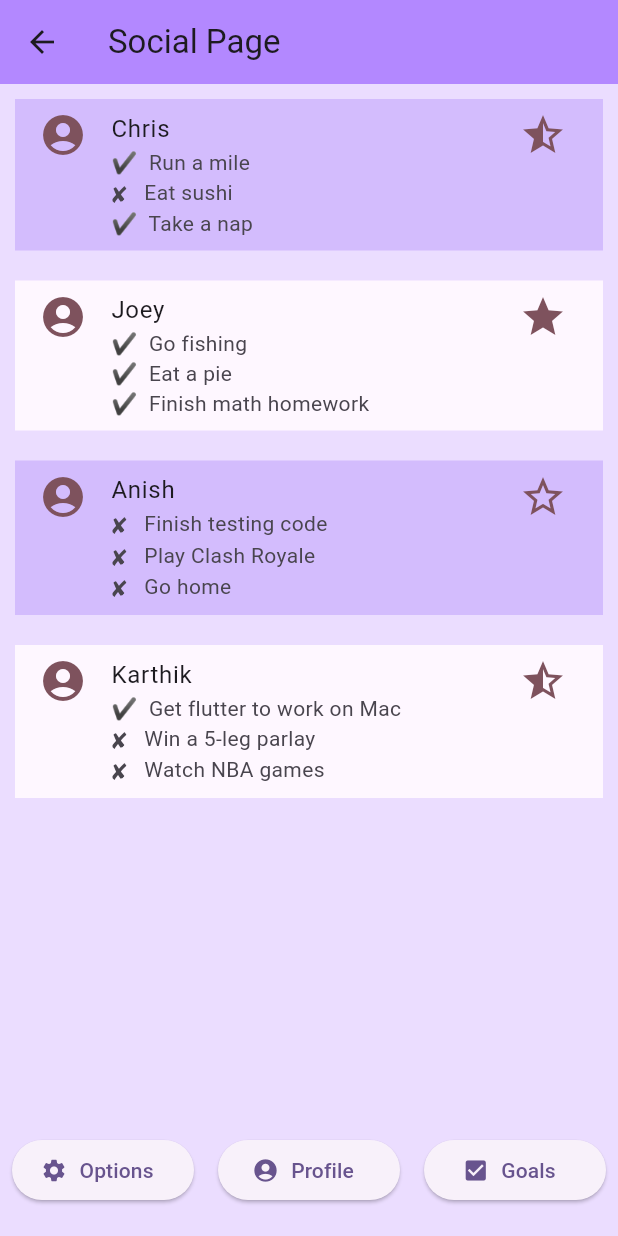
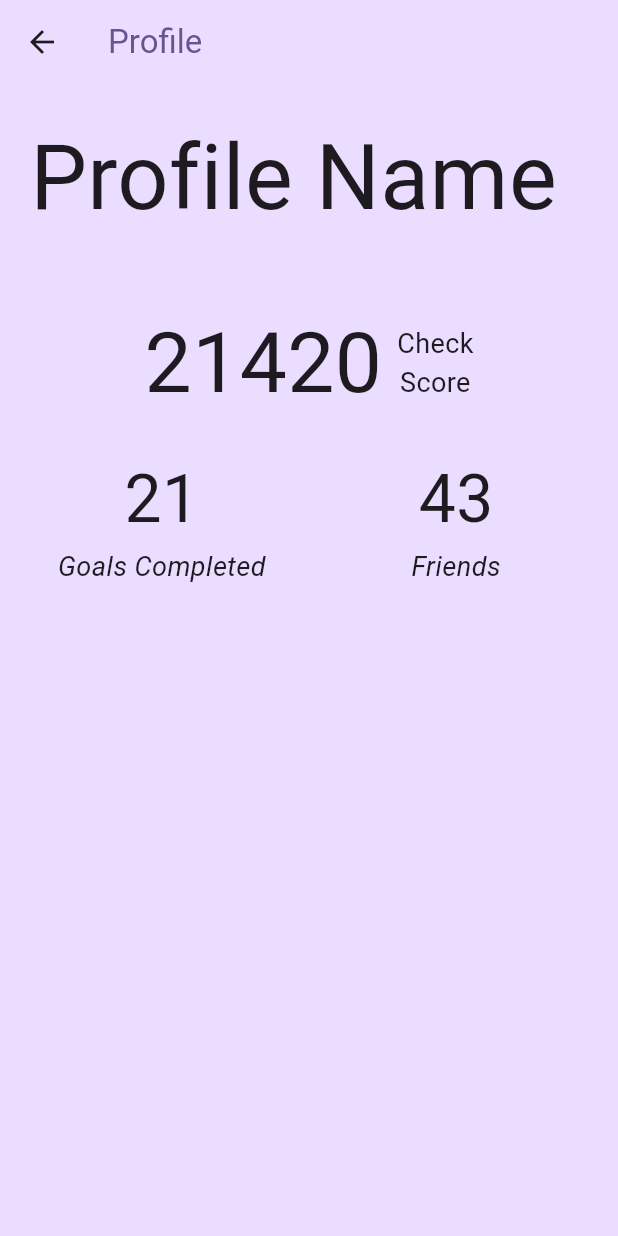
Before and after one commit to giuseppeb-816/check_it, a Flutter app: the SocialPageWidget screen opened directly, after a tap on "Profile", on a phone screen of 412 x 824 dp. Run offline on Flutter 3.47's test engine with Material 2 defaults, Android fonts, the phone set to English and light mode, and no system bars; our stand-ins replace firebase_auth, firebase_core, firebase_database, slide_to_act; accounts and stored records are empty.

Commit message:
Basic profile page

```diff
--- /dev/null
+++ b/lib/pages/ProfilePage.dart
@@ -0,0 +1,131 @@
+// Page where users can view their profile
+import 'package:flutter/material.dart';
+
+class ProfilePage extends StatefulWidget {
+  const ProfilePage({Key? key}) : super(key: key);
+
+  @override
+  State<ProfilePage> createState() => _ProfilePage();
+}
+
+class _ProfilePage extends State<ProfilePage> {
+  Widget _title() {
+    return Text(
+        'Profile',
+        style: TextStyle(
+            color: Theme.of(context).colorScheme.primary
+        )
+    );
+  }
+
+  @override
+  Widget build(BuildContext context) {
+    var theme = Theme.of(context);
+
+    return Scaffold(
+      backgroundColor: Theme.of(context).colorScheme.primaryContainer,
+      appBar: AppBar(
+        backgroundColor: Theme.of(context).colorScheme.primaryContainer,
+        title: _title(),
+      ),
+      body: Padding(
+        padding: const EdgeInsets.all(20),
+        child: Column(
+          crossAxisAlignment: CrossAxisAlignment.center,
+          children: <Widget>[
+            Padding(
+              padding: const EdgeInsets.all(0),
+              child: Row(
+                  children: <Widget>[
+                    Text(
+                      "Profile Name",
+                      textAlign: TextAlign.center,
+                      style: TextStyle(
+                        fontSize: 60,
+                      ),
+                    )
+                  ]
+              ),
+            ),
+            SizedBox(height: 40),
+            Row(
+              children: <Widget>[
+                Expanded(
+                  child: Row(
+                    mainAxisAlignment: MainAxisAlignment.center,
+                    crossAxisAlignment: CrossAxisAlignment.center,
+                    children: [
+                      Text(
+                        "21420",
+                        textAlign: TextAlign.center,
+                        style: TextStyle(
+                            fontSize: 56
+                        ),
+                      ),
+                      SizedBox(width: 10),
+                      Text(
+                        "Check\nScore",
+                        textAlign: TextAlign.center,
+                        style: TextStyle(
+                            fontSize: 18,
+                        ),
+                      ),
+                    ],
+                  ),
+                )
+              ],
+            ),
+            SizedBox(height: 20),
+            Row(
+              children: <Widget>[
+                Expanded(
+                  child: Column(
+                    crossAxisAlignment: CrossAxisAlignment.center,
+                    mainAxisAlignment: MainAxisAlignment.center,
+                    children: [
+                      Text(
+                        "21",
+                        textAlign: TextAlign.center,
+                        style: TextStyle(
+                            fontSize: 44,
+                        ),
+                      ),
+                      Text(
+                        "Goals Completed",
+                        textAlign: TextAlign.center,
+                        style: TextStyle(
+                          fontSize: 18,
+                          fontStyle: FontStyle.italic,
+                        )
+                      )
+                    ],
+                  )
+                ),
+                SizedBox(width: 20),
+                Expanded(
+                    child: Column(
+                      children: [
+                        Text(
+                          "43",
+                          style: TextStyle(
+                              fontSize: 44
+                          ),
+                        ),
+                        Text(
+                          "Friends",
+                          style: TextStyle(
+                            fontSize: 18,
+                            fontStyle: FontStyle.italic,
+                          )
+                        )
+                      ],
+                    )
+                ),
+              ],
+            ),
+          ],
+        ),
+      ),
+    );
+  }
+}
--- a/lib/pages/SocialPage.dart
+++ b/lib/pages/SocialPage.dart
@@ -1,4 +1,5 @@
 //Page where user can view their total score and goal history
+import 'package:check_it/pages/ProfilePage.dart';
 import 'package:flutter/material.dart';
 import 'package:check_it/pages/SetGoalsPage.dart';
 void main() => runApp(const MyAppSocial());
@@ -114,7 +115,7 @@ class _SocialPageWidgetState extends State<SocialPageWidget> {
                 padding: const EdgeInsets.all(8),
                 child: ElevatedButton.icon(
                   onPressed: (){
-
+                    Navigator.of(context).push(MaterialPageRoute(builder: (context) => ProfilePage()));
                   },
                   icon: const Icon(Icons.account_circle),
                   label: Text("Profile"),
```
